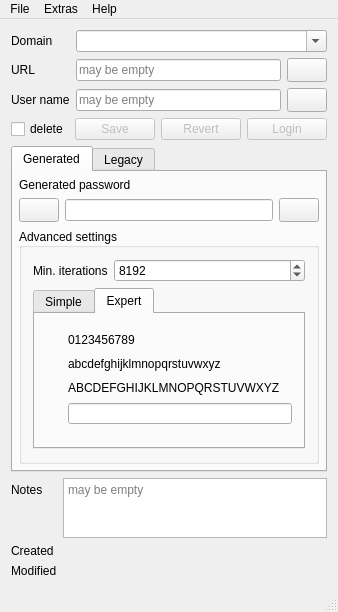
Qt form Qt-SESAM/mainwindow.ui (607011/Qt-SESAM) before a commit.
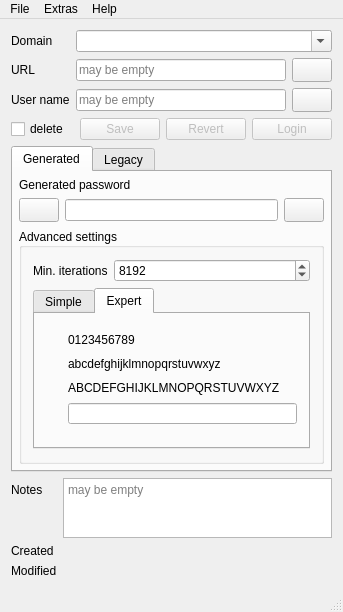
The same form after that commit. Icons and pictures are not drawn. Custom widgets are drawn as their Qt base class.

What changed in the file:
```diff
--- a/Qt-SESAM/mainwindow.ui
+++ b/Qt-SESAM/mainwindow.ui
@@ -6,7 +6,7 @@
    <rect>
     <x>0</x>
     <y>0</y>
-    <width>332</width>
+    <width>343</width>
     <height>612</height>
    </rect>
   </property>
@@ -831,8 +831,8 @@
     <rect>
      <x>0</x>
      <y>0</y>
-     <width>332</width>
-     <height>21</height>
+     <width>343</width>
+     <height>19</height>
     </rect>
    </property>
    <widget class="QMenu" name="menuFile">
```
Left out of the diff: 6 changed lines with no effect on the pictures.
